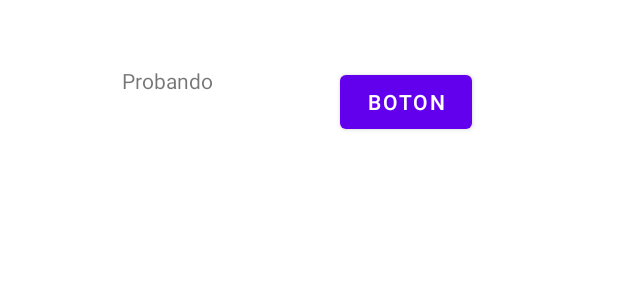
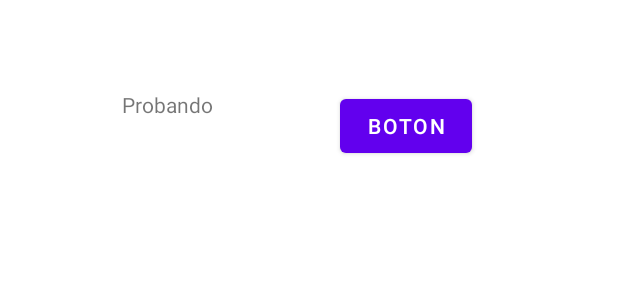
Before and after one commit to 18100115/ProyDAM20212, an Android app: the layout dialog_tienda.xml on its own in the app's theme, with its tools: preview values and no code run, on a phone screen of 412 x 824 dp. Shown: the top 300 px of the screen. Run offline under Robolectric (Android 15) with nearby library versions, the phone set to English and light mode, and no system bars.

```diff
--- a/app/src/main/res/layout/dialog_tienda.xml
+++ b/app/src/main/res/layout/dialog_tienda.xml
@@ -21,7 +21,7 @@
         android:id="@+id/button2"
         android:layout_width="wrap_content"
         android:layout_height="wrap_content"
-        android:layout_marginTop="44dp"
+        android:layout_marginTop="60dp"
         android:layout_marginEnd="16dp"
         android:text="boton"
         app:layout_constraintEnd_toEndOf="parent"
--- a/app/src/main/res/layout/fragment_tienda.xml
+++ b/app/src/main/res/layout/fragment_tienda.xml
@@ -8,8 +8,8 @@
 
     <androidx.recyclerview.widget.RecyclerView
         android:id="@+id/rvTienda"
-        android:layout_width="360dp"
-        android:layout_height="540dp"
+        android:layout_width="359dp"
+        android:layout_height="539dp"
         android:layout_marginStart="9dp"
         android:layout_marginTop="8dp"
         android:layout_marginEnd="3dp"
--- a/app/src/main/res/layout/item_tienda.xml
+++ b/app/src/main/res/layout/item_tienda.xml
@@ -38,6 +38,5 @@
         app:layout_constraintBottom_toBottomOf="parent"
         app:layout_constraintEnd_toEndOf="parent"
         app:layout_constraintStart_toEndOf="@+id/textView3"
-        app:layout_constraintTop_toTopOf="parent"
-        app:layout_constraintVertical_bias="0.511" />
+        app:layout_constraintTop_toTopOf="parent" />
 </androidx.constraintlayout.widget.ConstraintLayout>
```
